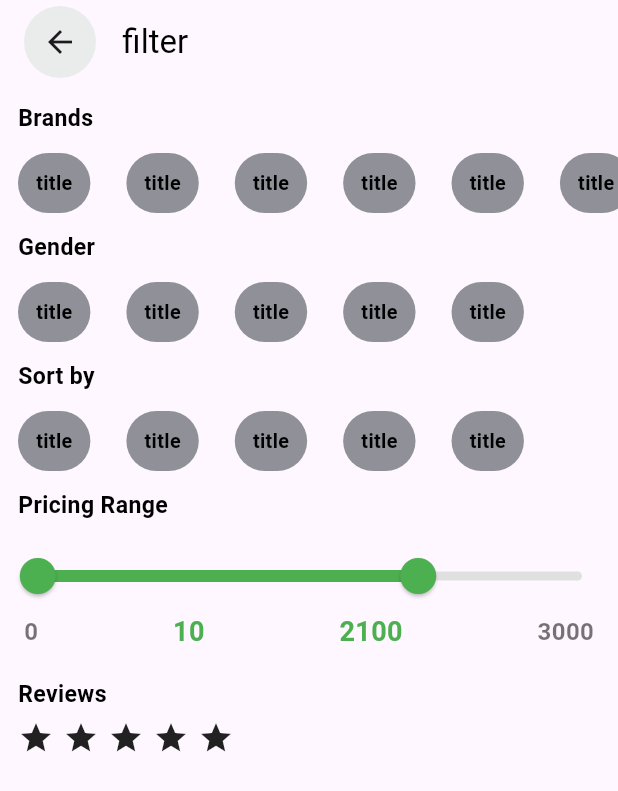
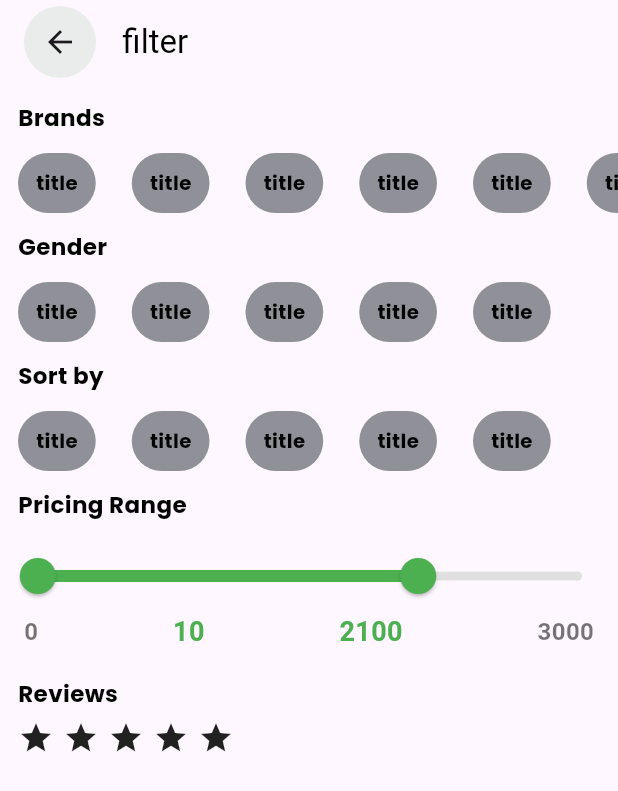
Before and after one commit to SothanaRith/e-commerce-tech, a Flutter app: the MainScreen screen opened directly, after a tap on the "menu" icon, on a phone screen of 412 x 824 dp. Shown: the top 791 px of the screen. Run offline on Flutter 3.47's test engine with Material 3 defaults, Android fonts, the phone set to English and light mode, and no system bars; our stand-ins replace dotted_border, flutter_screenutil, flutter_svg, get, google_nav_bar, modal_bottom_sheet and 2 more; missing offline and left inert: country_flags; accounts and stored records are empty; network calls fail.

Commit message:
add ui screen

```diff
--- a/lib/screen/home_page/home_screen.dart
+++ b/lib/screen/home_page/home_screen.dart
@@ -1,4 +1,4 @@
-import 'package:e_commerce_tech/main.dart';
+import 'package:flutter/material.dart';
 import 'package:e_commerce_tech/screen/filter_page/filter_screen.dart';
 import 'package:e_commerce_tech/screen/home_page/widgets/category_home_screen_widget.dart';
 import 'package:e_commerce_tech/screen/home_page/widgets/home_top_bar_screen_widget.dart';
@@ -7,7 +7,6 @@ import 'package:e_commerce_tech/widgets/custom_text_field_widget.dart';
 import 'package:e_commerce_tech/widgets/grid_custom_widget.dart';
 import 'package:e_commerce_tech/widgets/item_card_widget.dart';
 import 'package:e_commerce_tech/widgets/slider_custom_widget.dart';
-import 'package:flutter/material.dart';
 
 class HomeScreen extends StatefulWidget {
   const HomeScreen({super.key});
@@ -17,18 +16,59 @@ class HomeScreen extends StatefulWidget {
 }
 
 class _HomeScreenState extends State<HomeScreen> {
+  final ScrollController _scrollController = ScrollController();
+  bool _isExpanded = false; // Track the expansion state
+
+  @override
+  void initState() {
+    super.initState();
+    _scrollController.addListener(_onScroll);
+  }
+
+  void _onScroll() {
+    if (_scrollController.position.pixels < -100 && !_isExpanded) {
+      setState(() {
+        _isExpanded = true;
+      });
+    } else if (_scrollController.position.pixels > 50 && _isExpanded) {
+      setState(() {
+        _isExpanded = false;
+      });
+    }
+  }
+
+  @override
+  void dispose() {
+    _scrollController.removeListener(_onScroll);
+    _scrollController.dispose();
+    super.dispose();
+  }
+
   @override
   Widget build(BuildContext context) {
     return Scaffold(
       body: SingleChildScrollView(
+        controller: _scrollController,
         child: Column(
           crossAxisAlignment: CrossAxisAlignment.start,
           children: [
-            SizedBox(
-              height: 50,
+            // Custom Widget with Animated Expansion
+            AnimatedContainer(
+              duration: const Duration(milliseconds: 300),
+              curve: Curves.easeInOut,
+              height: _isExpanded ? 200 : 0,
+              width: double.infinity,
+              color: Colors.blue.withOpacity(0.5), // Example styling
+              child: Center(
+                child: Text(
+                  "Expanded Widget",
+                  style: TextStyle(color: Colors.white, fontSize: 20),
                 ),
-            Padding(
-              padding: const EdgeInsets.all(12.0),
+              ),
+            ),
+            const SizedBox(height: 50),
+            const Padding(
+              padding: EdgeInsets.all(12.0),
               child: HomeTopBarScreenWidget(),
             ),
             Padding(
@@ -38,31 +78,32 @@ class _HomeScreenState extends State<HomeScreen> {
                 children: [
                   SizedBox(
                     width: MediaQuery.sizeOf(context).width - 80,
-                      child: CustomTextField(
+                    child: const CustomTextField(
                       label: "Search something...",
                       leftIcon: Icon(Icons.search),
-                      )),
+                    ),
+                  ),
                   InkWell(
-                    onTap: (){
-                      goTo(this, FilterScreen());
+                    onTap: () {
+                      goTo(this, const FilterScreen());
                     },
                     child: Container(
-                        padding: EdgeInsets.all(8),
+                      padding: const EdgeInsets.all(8),
                       decoration: BoxDecoration(
                         borderRadius: BorderRadius.circular(100),
-                            color: theme.primaryColor),
+                        color: Theme.of(context).primaryColor,
+                      ),
                       child: Icon(
                         Icons.menu_outlined,
-                          color: theme.secondaryHeaderColor,
-                        )),
+                        color: Theme.of(context).secondaryHeaderColor,
+                      ),
+                    ),
                   ),
                 ],
               ),
             ),
-
-            SizedBox(height: 12,),
-            // slide
-            ImageSlider(
+            const SizedBox(height: 12),
+            const ImageSlider(
               imageUrls: [
                 'https://i.pinimg.com/736x/43/61/09/4361091dd491bacbbcdbaa0be7a2d2be.jpg',
                 'https://i.pinimg.com/736x/43/61/09/4361091dd491bacbbcdbaa0be7a2d2be.jpg',
@@ -70,68 +111,23 @@ class _HomeScreenState extends State<HomeScreen> {
               ],
               height: 200,
             ),
-            SizedBox(height: 12,),
-            CategoryHomeScreenWidget(),
-            SizedBox(
-              height: 12,
-            ),
-            GridCustomWidget(items: [
-              ItemCardWidget(
+
+
+            const SizedBox(height: 12),
+            const CategoryHomeScreenWidget(),
+            const SizedBox(height: 12),
+            GridCustomWidget(
+              items: List.generate(
+                9,
+                    (index) => const ItemCardWidget(
                   imageUrl:
                   "https://i.pinimg.com/736x/43/61/09/4361091dd491bacbbcdbaa0be7a2d2be.jpg",
                   title: "Item",
                   price: "10\$",
                 ),
-              ItemCardWidget(
-                imageUrl:
-                    "https://i.pinimg.com/736x/43/61/09/4361091dd491bacbbcdbaa0be7a2d2be.jpg",
-                title: "Item",
-                price: "10\$",
               ),
-              ItemCardWidget(
-                imageUrl:
-                    "https://i.pinimg.com/736x/43/61/09/4361091dd491bacbbcdbaa0be7a2d2be.jpg",
-                title: "Item",
-                price: "10\$",
             ),
-              ItemCardWidget(
-                imageUrl:
-                    "https://i.pinimg.com/736x/43/61/09/4361091dd491bacbbcdbaa0be7a2d2be.jpg",
-                title: "Item",
-                price: "10\$",
-              ),
-              ItemCardWidget(
-                imageUrl:
-                    "https://i.pinimg.com/736x/43/61/09/4361091dd491bacbbcdbaa0be7a2d2be.jpg",
-                title: "Item",
-                price: "10\$",
-              ),
-              ItemCardWidget(
-                imageUrl:
-                    "https://i.pinimg.com/736x/43/61/09/4361091dd491bacbbcdbaa0be7a2d2be.jpg",
-                title: "Item",
-                price: "10\$",
-              ),
-              ItemCardWidget(
-                imageUrl:
-                    "https://i.pinimg.com/736x/43/61/09/4361091dd491bacbbcdbaa0be7a2d2be.jpg",
-                title: "Item",
-                price: "10\$",
-              ),
-              ItemCardWidget(
-                imageUrl:
-                    "https://i.pinimg.com/736x/43/61/09/4361091dd491bacbbcdbaa0be7a2d2be.jpg",
-                title: "Item",
-                price: "10\$",
-              ),
-              ItemCardWidget(
-                imageUrl:
-                    "https://i.pinimg.com/736x/43/61/09/4361091dd491bacbbcdbaa0be7a2d2be.jpg",
-                title: "Item",
-                price: "10\$",
-              ),
-            ]),
-            SizedBox(height: 130,)
+            const SizedBox(height: 130),
           ],
         ),
       ),
--- a/lib/screen/home_page/widgets/home_top_bar_screen_widget.dart
+++ b/lib/screen/home_page/widgets/home_top_bar_screen_widget.dart
@@ -4,6 +4,7 @@ import 'package:e_commerce_tech/utils/tap_routes.dart';
 import 'package:e_commerce_tech/widgets/app_text_widget.dart';
 import 'package:flutter/cupertino.dart';
 import 'package:flutter/material.dart';
+import 'package:flutter_svg/flutter_svg.dart';
 
 class HomeTopBarScreenWidget extends StatelessWidget {
   const HomeTopBarScreenWidget({super.key});
@@ -19,7 +20,7 @@ class HomeTopBarScreenWidget extends StatelessWidget {
             AppText.body(" Location", customStyle: TextStyle(color: theme.highlightColor),),
             Row(
               children: [
-                Icon(Icons.location_on, size: 16,),
+                SvgPicture.asset("assets/images/icons/pin_notification.svg"),
                 SizedBox(width: 5,),
                 AppText.title2("Phnom Penh, Cambodia"),
               ],
@@ -37,7 +38,11 @@ class HomeTopBarScreenWidget extends StatelessWidget {
                 borderRadius: BorderRadius.circular(100),
                 color: theme.highlightColor.withAlpha(40)
             ),
-            child: Icon(CupertinoIcons.mail, size: 18,),
+            child: SvgPicture.asset(
+              'assets/images/icons/notification.svg',
+              height: 20, // Adjust size
+              width: 20,
+            ),
           ),
         )
       ],
--- a/lib/screen/nav_bar_screen.dart
+++ b/lib/screen/nav_bar_screen.dart
@@ -5,6 +5,7 @@ import 'package:e_commerce_tech/screen/profile_setting_page/profile_screen.dart'
 import 'package:e_commerce_tech/screen/wish_list_page/wish_list_screen.dart';
 import 'package:flutter/cupertino.dart';
 import 'package:flutter/material.dart';
+import 'package:flutter_svg/flutter_svg.dart';
 import 'package:google_nav_bar/google_nav_bar.dart';
 
 class MainScreen extends StatefulWidget {
@@ -37,37 +38,41 @@ class _MainScreenState extends State<MainScreen> {
               children: pagesList,
             ),
             Positioned(
-              bottom: 40,
+              bottom: 20,
               left: 20,
               right: 20,
               child: Container(
                 padding: const EdgeInsets.all(10),
                 height: 70,
                 decoration: BoxDecoration(
-                  color: theme.highlightColor,
+                  color: theme.disabledColor,
                   borderRadius: BorderRadius.circular(35),
                 ),
                 child: GNav(
-                  color: Colors.black,
-                  activeColor: theme.highlightColor,
+                  color: theme.highlightColor,
+                  activeColor: theme.disabledColor,
                   tabBackgroundColor: theme.secondaryHeaderColor,
                   padding: const EdgeInsets.all(12),
                   gap: 8,
-                  tabs: const [
+                  tabs: [
                     GButton(
-                      icon: Icons.home,
+                      icon: Icons.h_mobiledata,
+                      leading: SvgPicture.asset("assets/images/icons/home.svg", width: 40, color: theme.highlightColor,),
                       text: '',
                     ),
                     GButton(
                       icon: Icons.store,
+                      leading: SvgPicture.asset("assets/images/icons/store.svg", width: 40, color: theme.highlightColor,),
                       text: '',
                     ),
                     GButton(
                       icon: CupertinoIcons.heart,
+                      leading: SvgPicture.asset("assets/images/icons/heart.svg", width: 40, color: theme.highlightColor,),
                       text: '',
                     ),
                     GButton(
                       icon: Icons.person,
+                      leading: SvgPicture.asset("assets/images/icons/profile.svg", width: 40, color: theme.highlightColor,),
                       text: '',
                     ),
                   ],
--- a/lib/theme/light_dark_theme.dart
+++ b/lib/theme/light_dark_theme.dart
@@ -2,14 +2,18 @@ import 'package:flutter/material.dart';
 
 class MyThemes {
   static final lightTheme = ThemeData(
+    fontFamily: 'Poppins',
     primaryColor: Color(0xFF006400),
     secondaryHeaderColor: Color(0xFFFFF5E1),
     highlightColor: Color(0xFF8F9098),
+    disabledColor: Color(0xFF2F3036)
   );
 
   static final darkTheme = ThemeData(
+    fontFamily: 'Poppins',
     primaryColor: Color(0xFF006400),
     secondaryHeaderColor: Color(0xFFFFF5E1),
     highlightColor: Color(0xFF8F9098),
+    disabledColor: Color(0xFF2F3036)
   );
 }
--- a/lib/widgets/app_text_widget.dart
+++ b/lib/widgets/app_text_widget.dart
@@ -174,6 +174,7 @@ class AppText extends StatelessWidget {
       style: style
           .copyWith(
             fontSize: fontSize,
+            fontFamily: 'Poppins',
             color: Colors.black,
           )
           .merge(customStyle), // Merge default and custom styles
--- a/lib/widgets/item_card_widget.dart
+++ b/lib/widgets/item_card_widget.dart
@@ -3,6 +3,7 @@ import 'package:e_commerce_tech/screen/product_details_page/product_details_scre
 import 'package:e_commerce_tech/utils/tap_routes.dart';
 import 'package:e_commerce_tech/widgets/app_text_widget.dart';
 import 'package:flutter/material.dart';
+import 'package:flutter_svg/flutter_svg.dart';
 
 class ItemCardWidget extends StatelessWidget {
   final String imageUrl;
@@ -42,12 +43,12 @@ class ItemCardWidget extends StatelessWidget {
                   top: 8,
                   right: 8,
                   child: Container(
-                    padding: const EdgeInsets.all(4),
+                    padding: const EdgeInsets.all(6),
                     decoration: BoxDecoration(
                       borderRadius: BorderRadius.circular(120),
-                      color: theme.primaryColor.withAlpha(20),
+                      color: Colors.white.withAlpha(90),
                     ),
-                    child: Icon(Icons.heart_broken, color: theme.primaryColor, size: 18),
+                    child: SvgPicture.asset("assets/images/icons/heart.svg", width: 20,),
                   ),
                 ),
               ],
@@ -73,7 +74,7 @@ class ItemCardWidget extends StatelessWidget {
                   borderRadius: BorderRadius.circular(120),
                   color: theme.primaryColor.withAlpha(30),
                 ),
-                child: Icon(Icons.store, color: theme.primaryColor, size: 18),
+                child: SvgPicture.asset("assets/images/icons/add_store.svg", width: 20,),
               ),
             ],
           ),
```
Also changed, not shown: pubspec.yaml (+7 -6 lines), assets/images/icons/add_store.svg (added), assets/images/icons/filter.svg (added), assets/images/icons/heart.svg (added), assets/images/icons/home.svg (added), assets/images/icons/notification.svg (added), assets/images/icons/pin_notification.svg (added), assets/images/icons/profile.svg (added), assets/images/icons/search.svg (added), assets/images/icons/store.svg (added), assets/images/your_gif.gif (added). Lines whose indentation alone changed are shown as unchanged.
